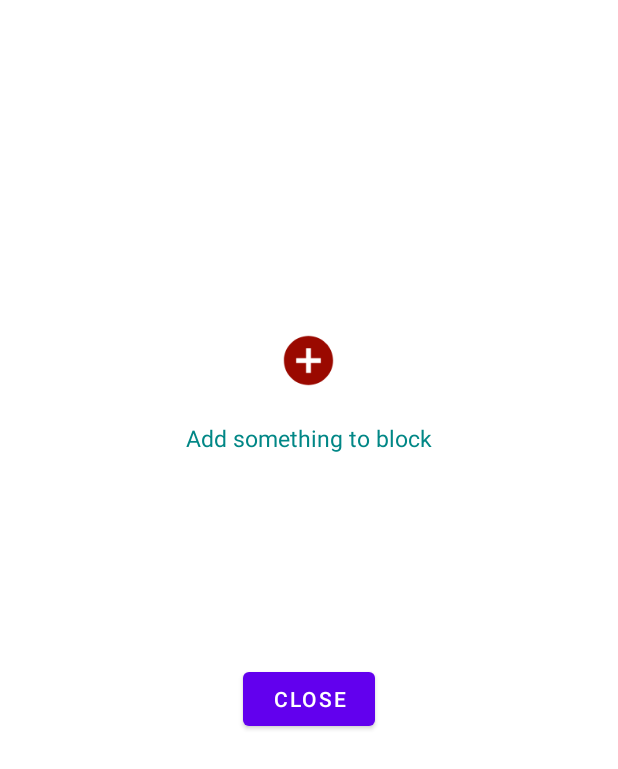
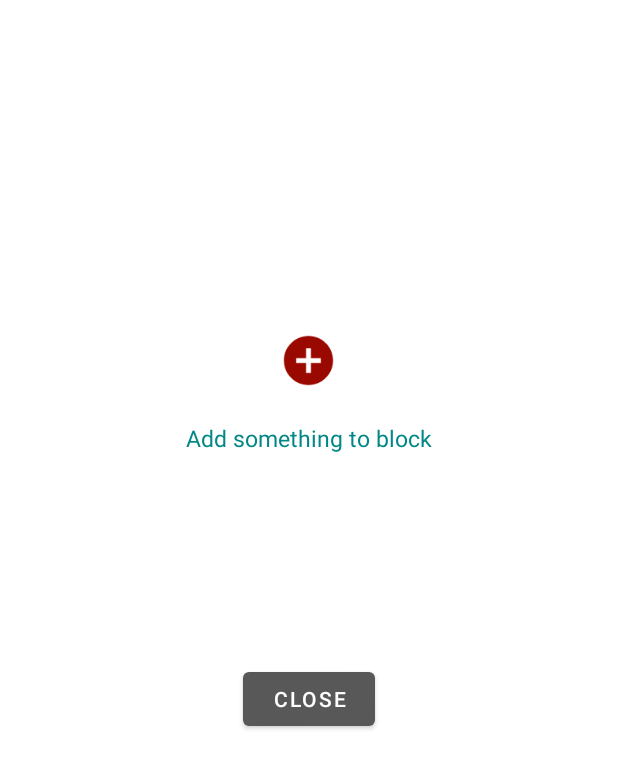
Before and after one commit to diyarfaraj/AppBlockr, an Android app: the ScreenBlocker screen opened directly, with no data from a screen before it, on a phone screen of 412 x 824 dp. Shown: the top 769 px of the screen. Run offline under Robolectric (Android 15) with nearby library versions, the phone set to English and light mode, and no system bars.

Commit message:
added nwe theme color

```diff
--- a/app/src/main/java/com/example/appblockr/MainActivity.java
+++ b/app/src/main/java/com/example/appblockr/MainActivity.java
@@ -56,8 +56,8 @@ public class MainActivity extends AppCompatActivity {
         allAppsBtn.setOnClickListener(new View.OnClickListener() {
             @Override
             public void onClick(View v) {
-                Intent myintent = new Intent(MainActivity.this, ShowAllApps.class);
-                startActivity(myintent);
+                Intent myIntent = new Intent(MainActivity.this, ShowAllApps.class);
+                startActivity(myIntent);
             }
         });
 
--- a/app/src/main/res/values/colors.xml
+++ b/app/src/main/res/values/colors.xml
@@ -8,5 +8,6 @@
     <color name="black">#FF000000</color>
     <color name="white">#FFFFFFFF</color>
     <color name="grey">#A9A9A9</color>
+    <color name="darkGrey">#595858</color>
 
 </resources>
--- a/app/src/main/res/values/themes.xml
+++ b/app/src/main/res/values/themes.xml
@@ -2,8 +2,8 @@
     <!-- Base application theme. -->
     <style name="Theme.Appsift" parent="Theme.MaterialComponents.DayNight.DarkActionBar">
         <!-- Primary brand color. -->
-        <item name="colorPrimary">@color/purple_500</item>
-        <item name="colorPrimaryVariant">@color/purple_700</item>
+        <item name="colorPrimary">@color/darkGrey</item>
+        <item name="colorPrimaryVariant">@color/grey</item>
         <item name="colorOnPrimary">@color/white</item>
         <!-- Secondary brand color. -->
         <item name="colorSecondary">@color/teal_200</item>
```
